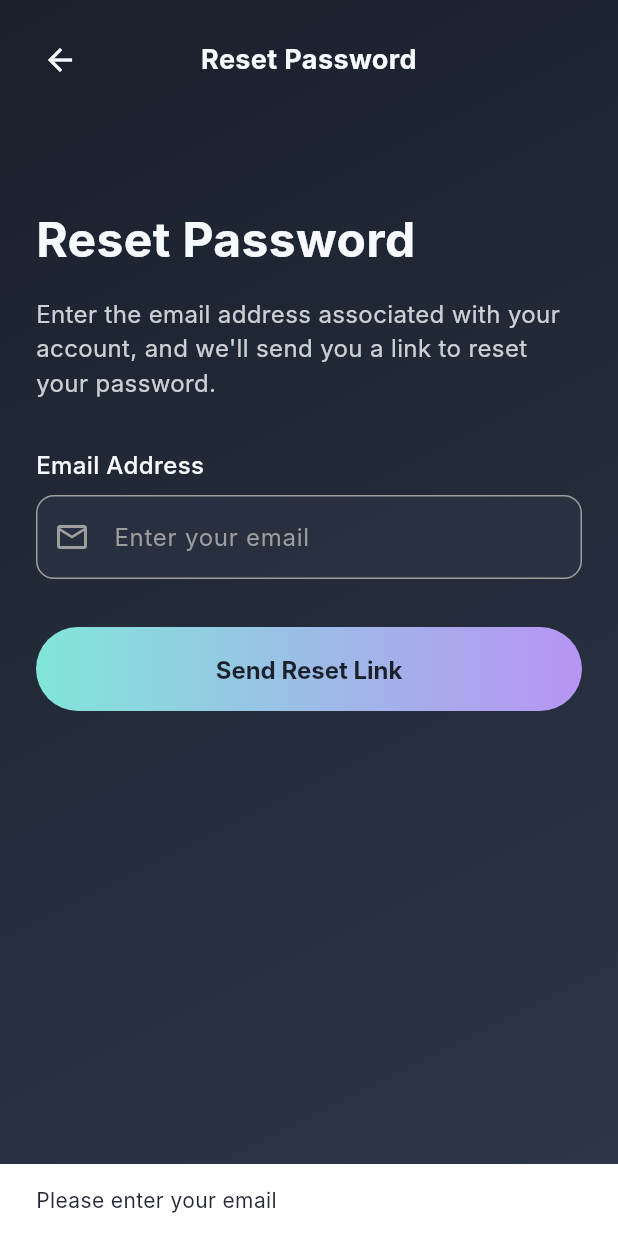
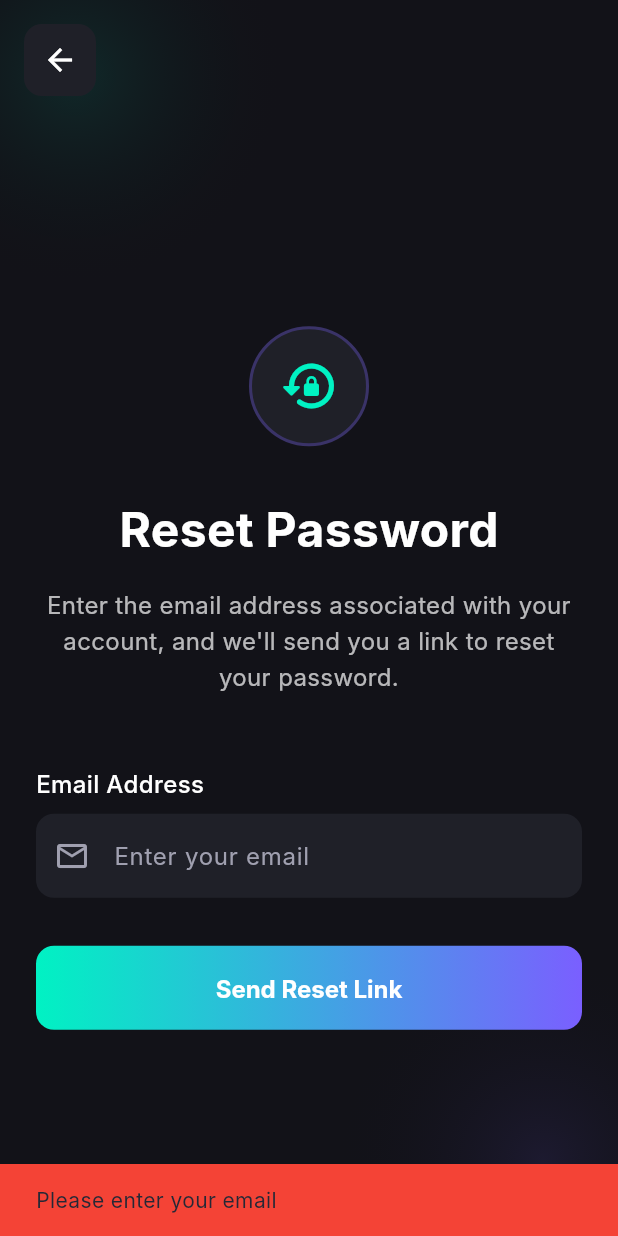
Before and after one commit to sarthakj7792/relay_repo, a Flutter app: the ResetPasswordScreen screen opened by its route, after a tap on "Send Reset Link", on a phone screen of 412 x 824 dp. Run offline on Flutter 3.47's test engine with Material 3 defaults, Android fonts, the light colour scheme and no system bars; our stand-ins replace flutter_dotenv, flutter_riverpod, go_router, hive, hive_flutter, shared_preferences and 1 more; accounts and stored records are empty; network calls fail; Roboto replaces fonts that are missing (Inter).

Commit message:
feat: Configure deep linking for authentication callbacks, enhance password reset error messages, and add app branding dependencies.

```diff
--- a/lib/features/auth/view/reset_password_screen.dart
+++ b/lib/features/auth/view/reset_password_screen.dart
@@ -25,7 +25,10 @@ class _ResetPasswordScreenState extends ConsumerState<ResetPasswordScreen> {
   Future<void> _handleResetPassword() async {
     if (_emailController.text.isEmpty) {
       ScaffoldMessenger.of(context).showSnackBar(
-        const SnackBar(content: Text('Please enter your email')),
+        const SnackBar(
+          content: Text('Please enter your email'),
+          backgroundColor: Colors.red,
+        ),
       );
       return;
     }
@@ -39,8 +42,20 @@ class _ResetPasswordScreenState extends ConsumerState<ResetPasswordScreen> {
       setState(() => _emailSent = true);
     } catch (e) {
       if (mounted) {
+        String errorMessage = 'Failed to send reset link';
+        final errorString = e.toString().toLowerCase();
+
+        if (errorString.contains('rate limit')) {
+          errorMessage = 'Too many attempts. Please try again later.';
+        } else if (errorString.contains('network')) {
+          errorMessage = 'Network error. Please check your connection.';
+        }
+
         ScaffoldMessenger.of(context).showSnackBar(
-          SnackBar(content: Text('Error: $e')),
+          SnackBar(
+            content: Text(errorMessage),
+            backgroundColor: Colors.red,
+          ),
         );
       }
     } finally {
@@ -56,10 +71,48 @@ class _ResetPasswordScreenState extends ConsumerState<ResetPasswordScreen> {
           gradient: LinearGradient(
             begin: Alignment.topLeft,
             end: Alignment.bottomRight,
-            colors: [Color(0xFF1A202C), Color(0xFF2D3748)],
+            colors: [Color(0xFF121218), Color(0xFF121218)],
           ),
         ),
-        child: SafeArea(
+        child: Stack(
+          children: [
+            // Background gradient blobs
+            Positioned(
+              top: -100,
+              left: -100,
+              child: Container(
+                width: 300,
+                height: 300,
+                decoration: BoxDecoration(
+                  shape: BoxShape.circle,
+                  gradient: RadialGradient(
+                    colors: [
+                      const Color(0xFF00F2C3).withValues(alpha: 0.1),
+                      Colors.transparent,
+                    ],
+                  ),
+                ),
+              ),
+            ),
+            Positioned(
+              bottom: -100,
+              right: -100,
+              child: Container(
+                width: 300,
+                height: 300,
+                decoration: BoxDecoration(
+                  shape: BoxShape.circle,
+                  gradient: RadialGradient(
+                    colors: [
+                      const Color(0xFF7A5FFF).withValues(alpha: 0.1),
+                      Colors.transparent,
+                    ],
+                  ),
+                ),
+              ),
+            ),
+            // Content
+            SafeArea(
               child: Column(
                 children: [
                   // App Bar
@@ -67,33 +120,48 @@ class _ResetPasswordScreenState extends ConsumerState<ResetPasswordScreen> {
                     padding: const EdgeInsets.all(16),
                     child: Row(
                       children: [
-                    IconButton(
+                        Container(
+                          decoration: BoxDecoration(
+                            color: const Color(0xFF1F2028),
+                            borderRadius: BorderRadius.circular(12),
+                          ),
+                          child: IconButton(
                             icon: const Icon(Icons.arrow_back,
-                          color: Color(0xFFF7FAFC)),
+                                color: Colors.white),
                             onPressed: () => context.pop(),
                           ),
-                    const Expanded(
-                      child: Text(
-                        'Reset Password',
-                        textAlign: TextAlign.center,
-                        style: TextStyle(
-                          color: Color(0xFFF7FAFC),
-                          fontSize: 18,
-                          fontWeight: FontWeight.bold,
                         ),
-                      ),
-                    ),
-                    const SizedBox(width: 48), // Balance the back button
                       ],
                     ),
                   ),
-              // Content
                   Expanded(
+                    child: Center(
                       child: SingleChildScrollView(
                         padding: const EdgeInsets.all(24),
+                        child: ConstrainedBox(
+                          constraints: const BoxConstraints(maxWidth: 400),
                           child: Column(
-                    crossAxisAlignment: CrossAxisAlignment.start,
+                            mainAxisAlignment: MainAxisAlignment.center,
                             children: [
+                              // Icon
+                              Container(
+                                width: 80,
+                                height: 80,
+                                decoration: BoxDecoration(
+                                  shape: BoxShape.circle,
+                                  color: const Color(0xFF1F2028),
+                                  border: Border.all(
+                                    color: const Color(0xFF7A5FFF)
+                                        .withValues(alpha: 0.3),
+                                    width: 2,
+                                  ),
+                                ),
+                                child: const Icon(
+                                  Icons.lock_reset_rounded,
+                                  size: 40,
+                                  color: Color(0xFF00F2C3),
+                                ),
+                              ),
                               const SizedBox(height: 32),
                               // Title
                               const Text(
@@ -101,19 +169,80 @@ class _ResetPasswordScreenState extends ConsumerState<ResetPasswordScreen> {
                                 style: TextStyle(
                                   fontSize: 32,
                                   fontWeight: FontWeight.bold,
-                          color: Color(0xFFF7FAFC),
+                                  color: Colors.white,
                                 ),
                               ),
                               const SizedBox(height: 16),
                               // Description
                               Text(
                                 'Enter the email address associated with your account, and we\'ll send you a link to reset your password.',
+                                textAlign: TextAlign.center,
                                 style: TextStyle(
                                   fontSize: 16,
-                          color: const Color(0xFFF7FAFC).withValues(alpha: 0.8),
+                                  color: Colors.white.withValues(alpha: 0.7),
+                                  height: 1.5,
                                 ),
                               ),
-                      const SizedBox(height: 32),
+                              const SizedBox(height: 48),
+
+                              if (_emailSent) ...[
+                                Container(
+                                  padding: const EdgeInsets.all(24),
+                                  decoration: BoxDecoration(
+                                    color: const Color(0xFF00F2C3)
+                                        .withValues(alpha: 0.1),
+                                    border: Border.all(
+                                      color: const Color(0xFF00F2C3)
+                                          .withValues(alpha: 0.3),
+                                    ),
+                                    borderRadius: BorderRadius.circular(16),
+                                  ),
+                                  child: Column(
+                                    children: [
+                                      const Icon(
+                                        Icons.mark_email_read_rounded,
+                                        color: Color(0xFF00F2C3),
+                                        size: 48,
+                                      ),
+                                      const SizedBox(height: 16),
+                                      const Text(
+                                        'Check your inbox',
+                                        style: TextStyle(
+                                          color: Colors.white,
+                                          fontSize: 18,
+                                          fontWeight: FontWeight.bold,
+                                        ),
+                                      ),
+                                      const SizedBox(height: 8),
+                                      Text(
+                                        'We\'ve sent a password reset link to ${_emailController.text}',
+                                        textAlign: TextAlign.center,
+                                        style: TextStyle(
+                                          color: Colors.white
+                                              .withValues(alpha: 0.7),
+                                          fontSize: 14,
+                                        ),
+                                      ),
+                                    ],
+                                  ),
+                                ),
+                                const SizedBox(height: 24),
+                                SizedBox(
+                                  width: double.infinity,
+                                  height: 56,
+                                  child: TextButton(
+                                    onPressed: () => context.pop(),
+                                    child: const Text(
+                                      'Back to Login',
+                                      style: TextStyle(
+                                        color: Colors.white,
+                                        fontSize: 16,
+                                        fontWeight: FontWeight.bold,
+                                      ),
+                                    ),
+                                  ),
+                                ),
+                              ] else ...[
                                 // Email Field
                                 Column(
                                   crossAxisAlignment: CrossAxisAlignment.start,
@@ -121,7 +250,7 @@ class _ResetPasswordScreenState extends ConsumerState<ResetPasswordScreen> {
                                     const Text(
                                       'Email Address',
                                       style: TextStyle(
-                              color: Color(0xFFF7FAFC),
+                                        color: Colors.white,
                                         fontSize: 16,
                                         fontWeight: FontWeight.w500,
                                       ),
@@ -129,37 +258,33 @@ class _ResetPasswordScreenState extends ConsumerState<ResetPasswordScreen> {
                                     const SizedBox(height: 8),
                                     TextField(
                                       controller: _emailController,
-                            style: const TextStyle(color: Color(0xFFF7FAFC)),
+                                      style:
+                                          const TextStyle(color: Colors.white),
                                       decoration: InputDecoration(
                                         hintText: 'Enter your email',
-                              hintStyle: const TextStyle(color: Colors.grey),
-                              prefixIcon: const Icon(
-                                Icons.mail_outline,
-                                color: Colors.grey,
-                              ),
+                                        hintStyle: const TextStyle(
+                                            color: Color(0xFFA0A0B0)),
                                         filled: true,
-                              fillColor:
-                                  const Color(0xFF2D3748).withValues(alpha: 0.5),
+                                        fillColor: const Color(0xFF1F2028),
                                         border: OutlineInputBorder(
-                                borderRadius: BorderRadius.circular(12),
-                                borderSide: const BorderSide(
-                                  color: Colors.grey,
-                                ),
-                              ),
-                              enabledBorder: OutlineInputBorder(
-                                borderRadius: BorderRadius.circular(12),
-                                borderSide: const BorderSide(
-                                  color: Colors.grey,
-                                ),
+                                          borderRadius:
+                                              BorderRadius.circular(12),
+                                          borderSide: BorderSide.none,
                                         ),
                                         focusedBorder: OutlineInputBorder(
-                                borderRadius: BorderRadius.circular(12),
+                                          borderRadius:
+                                              BorderRadius.circular(12),
                                           borderSide: const BorderSide(
-                                  color: Color(0xFFB794F4),
+                                            color: Color(0xFF7A5FFF),
                                             width: 2,
                                           ),
                                         ),
-                              contentPadding: const EdgeInsets.all(16),
+                                        contentPadding:
+                                            const EdgeInsets.all(16),
+                                        prefixIcon: const Icon(
+                                          Icons.email_outlined,
+                                          color: Color(0xFFA0A0B0),
+                                        ),
                                       ),
                                     ),
                                   ],
@@ -172,55 +297,43 @@ class _ResetPasswordScreenState extends ConsumerState<ResetPasswordScreen> {
                                   child: Container(
                                     decoration: BoxDecoration(
                                       gradient: const LinearGradient(
-                              colors: [Color(0xFF81E6D9), Color(0xFFB794F4)],
+                                        colors: [
+                                          Color(0xFF00F2C3),
+                                          Color(0xFF7A5FFF)
+                                        ],
                                       ),
-                            borderRadius: BorderRadius.circular(28),
+                                      borderRadius: BorderRadius.circular(12),
                                     ),
                                     child: ElevatedButton(
-                            onPressed: _isLoading ? null : _handleResetPassword,
+                                      onPressed: _isLoading
+                                          ? null
+                                          : _handleResetPassword,
                                       style: ElevatedButton.styleFrom(
                                         backgroundColor: Colors.transparent,
                                         shadowColor: Colors.transparent,
                                         shape: RoundedRectangleBorder(
-                                borderRadius: BorderRadius.circular(28),
+                                          borderRadius:
+                                              BorderRadius.circular(12),
                                         ),
                                       ),
                                       child: _isLoading
                                           ? const CircularProgressIndicator(
-                                    color: Color(0xFF1A202C))
+                                              color: Colors.white)
                                           : const Text(
                                               'Send Reset Link',
                                               style: TextStyle(
                                                 fontSize: 16,
                                                 fontWeight: FontWeight.bold,
-                                      color: Color(0xFF1A202C),
+                                                color: Colors.white,
                                               ),
                                             ),
                                     ),
                                   ),
                                 ),
-                      const SizedBox(height: 32),
-                      // Success/Error Messages
-                      if (_emailSent)
-                        Container(
-                          padding: const EdgeInsets.all(16),
-                          decoration: BoxDecoration(
-                            color: Colors.green.withValues(alpha: 0.1),
-                            border: Border.all(
-                              color: Colors.green.withValues(alpha: 0.3),
+                              ],
+                            ],
                           ),
-                            borderRadius: BorderRadius.circular(12),
                         ),
-                          child: const Row(
-                            children: [
-                              Icon(Icons.check_circle, color: Colors.green),
-                              SizedBox(width: 12),
-                              Expanded(
-                                child: Text(
-                                  'Check your inbox! We\'ve sent a password reset link to your email.',
-                                  style: TextStyle(
-                                    color: Colors.green,
-                                    fontSize: 14,
                       ),
                     ),
                   ),
@@ -230,11 +343,6 @@ class _ResetPasswordScreenState extends ConsumerState<ResetPasswordScreen> {
           ],
         ),
       ),
-              ),
-            ],
-          ),
-        ),
-      ),
     );
   }
 }
--- a/pubspec.yaml
+++ b/pubspec.yaml
@@ -32,6 +32,8 @@ dev_dependencies:
   build_runner: ^2.5.4
   json_serializable: ^6.9.0
   hive_generator: ^2.0.1
+  flutter_launcher_icons: ^0.14.2
+  flutter_native_splash: ^2.4.3
 
 
 flutter:
```
Also changed, not shown: pubspec.lock, 3 other files. Lines whose indentation alone changed are shown as unchanged.
